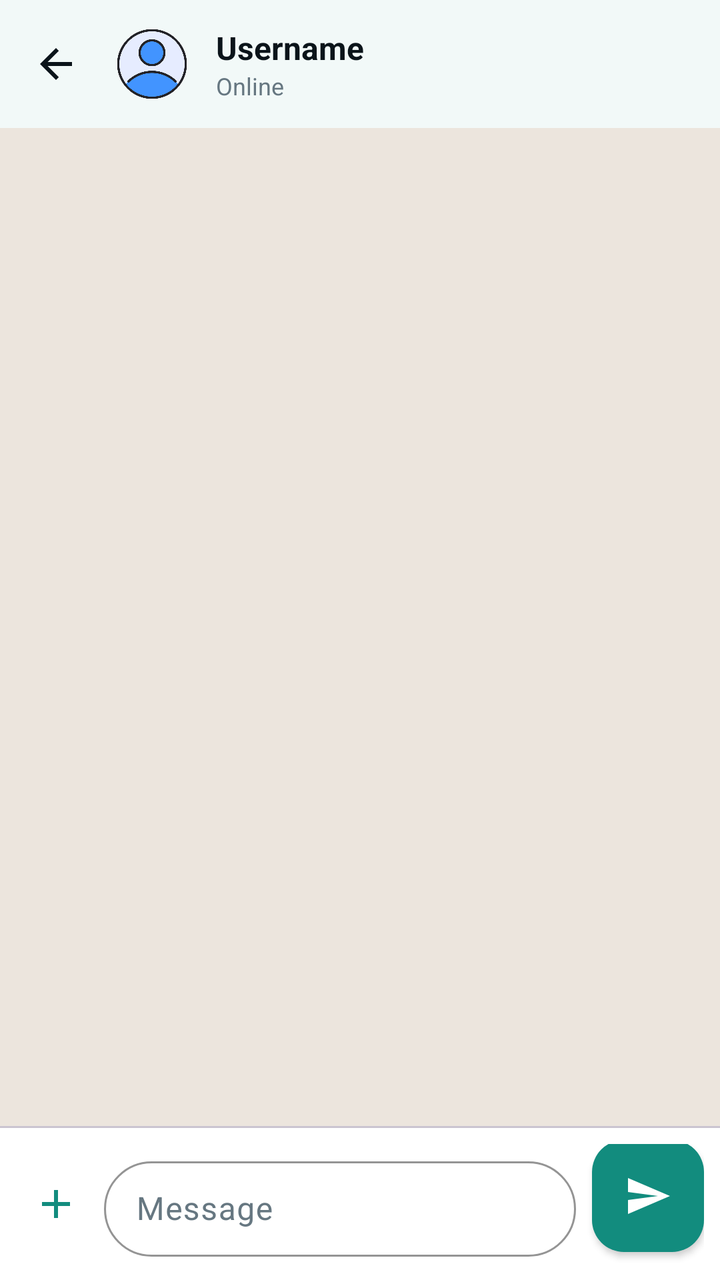
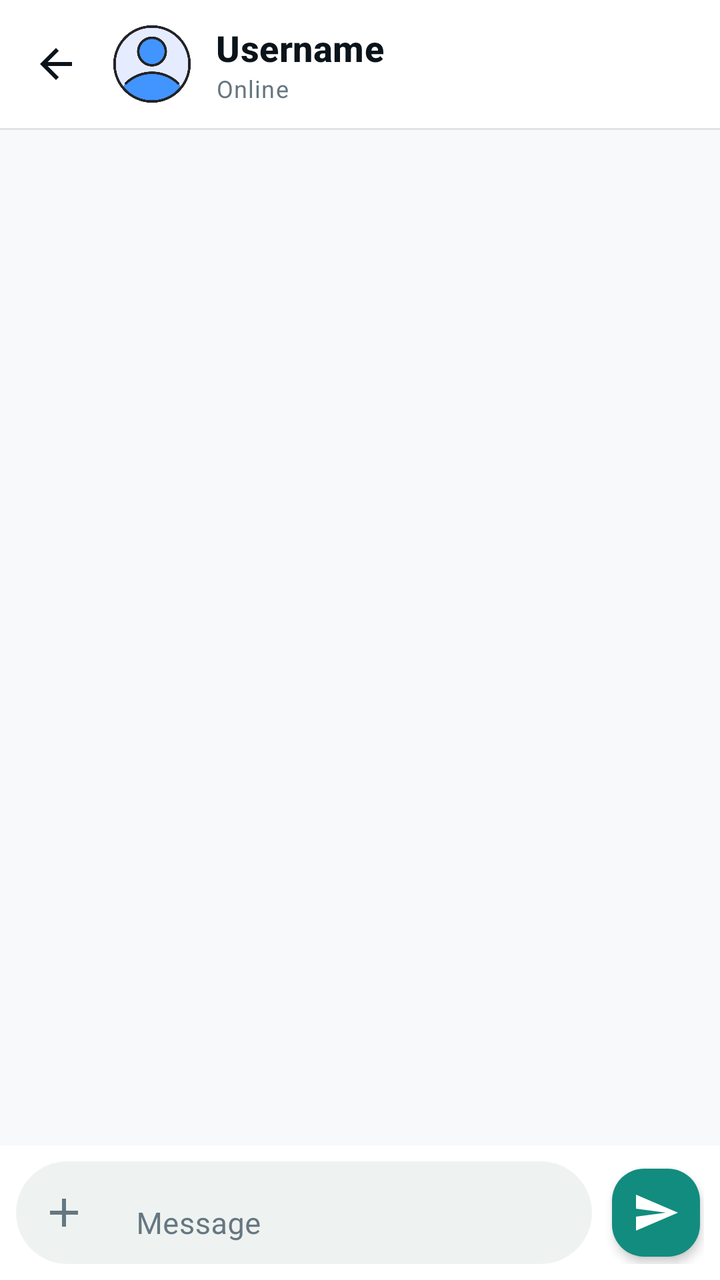

Compare the two renders of this Android layout. The source of the first and the diff that turns it into the second are given below.
<!-- AndroidManifest.xml: application theme Theme.GupShup -->
<!-- res/layout/activity_chat.xml -->
<?xml version="1.0" encoding="utf-8"?>
<LinearLayout xmlns:android="http://schemas.android.com/apk/res/android"
    xmlns:app="http://schemas.android.com/apk/res-auto"
    android:orientation="vertical"
    android:layout_width="match_parent"
    android:layout_height="match_parent"
    android:background="@color/chatBackground">

    
    <TextView
        android:id="@+id/offlineBanner"
        android:layout_width="match_parent"
        android:layout_height="wrap_content"
        android:background="#E53935"
        android:text="No internet connection"
        android:textColor="@android:color/white"
        android:textSize="12sp"
        android:textAlignment="center"
        android:paddingVertical="4dp"
        android:visibility="gone" />

    
    <com.google.android.material.appbar.MaterialToolbar
        android:id="@+id/chatToolbar"
        android:layout_width="match_parent"
        android:layout_height="?attr/actionBarSize"
        android:background="?attr/colorSurface"
        android:elevation="1dp"
        app:navigationIcon="@drawable/ic_arrow_back"
        app:navigationIconTint="?attr/colorOnSurface">

        <LinearLayout
            android:layout_width="match_parent"
            android:layout_height="match_parent"
            android:orientation="horizontal"
            android:gravity="center_vertical">

            <com.google.android.material.imageview.ShapeableImageView
                android:id="@+id/toolbarAvatar"
                android:layout_width="40dp"
                android:layout_height="40dp"
                android:scaleType="centerCrop"
                android:src="@drawable/ic_profile_placeholder"
                app:shapeAppearanceOverlay="@style/ShapeAppearance.Material3.Corner.Full"
                android:padding="2dp"
                android:visibility="visible"/>

            <LinearLayout
                android:layout_width="wrap_content"
                android:layout_height="wrap_content"
                android:orientation="vertical"
                android:layout_marginStart="12dp">

                <TextView
                    android:id="@+id/userNameText"
                    android:layout_width="wrap_content"
                    android:layout_height="wrap_content"
                    android:text="Username"
                    android:textColor="?attr/colorOnSurface"
                    android:textStyle="bold"
                    android:textSize="16sp"
                    android:maxLines="1"
                    android:ellipsize="end" />

                <TextView
                    android:id="@+id/userStatusText"
                    android:layout_width="wrap_content"
                    android:layout_height="wrap_content"
                    android:text="Online"
                    android:textColor="?attr/colorOnSurfaceVariant"
                    android:textSize="12sp"
                    android:maxLines="1" />
            </LinearLayout>
        </LinearLayout>
    </com.google.android.material.appbar.MaterialToolbar>

    
    <androidx.recyclerview.widget.RecyclerView
        android:id="@+id/recyclerView"
        android:layout_width="match_parent"
        android:layout_height="0dp"
        android:layout_weight="1"
        android:paddingHorizontal="8dp"
        android:paddingTop="8dp"
        android:clipToPadding="false"
        android:scrollbars="vertical" />

    
    <View
        android:layout_width="match_parent"
        android:layout_height="1dp"
        android:background="?attr/colorOutlineVariant" />

    
    <LinearLayout
        android:layout_width="match_parent"
        android:layout_height="wrap_content"
        android:orientation="horizontal"
        android:gravity="center_vertical"
        android:paddingHorizontal="8dp"
        android:paddingVertical="8dp"
        android:background="?attr/colorSurface">

        <ImageButton
            android:id="@+id/attachButton"
            android:layout_width="40dp"
            android:layout_height="40dp"
            android:background="?attr/selectableItemBackgroundBorderless"
            android:src="@drawable/ic_add_status"
            app:tint="?attr/colorPrimary"
            android:contentDescription="Attach Media"
            android:padding="8dp"
            android:layout_marginEnd="4dp" />

        <com.google.android.material.textfield.TextInputLayout
            android:id="@+id/inputLayout"
            android:layout_width="0dp"
            android:layout_height="wrap_content"
            android:layout_weight="1"
            android:hint="Message"
            app:boxBackgroundMode="outline"
            app:boxCornerRadiusTopStart="24dp"
            app:boxCornerRadiusTopEnd="24dp"
            app:boxCornerRadiusBottomStart="24dp"
            app:boxCornerRadiusBottomEnd="24dp"
            app:boxStrokeColor="?attr/colorPrimary"
            style="@style/Widget.Material3.TextInputLayout.OutlinedBox.Dense">

            <com.google.android.material.textfield.TextInputEditText
                android:id="@+id/messageInput"
                android:layout_width="match_parent"
                android:layout_height="wrap_content"
                android:inputType="textCapSentences|textMultiLine"
                android:maxLines="4"
                android:textColor="?attr/colorOnSurface" />
        </com.google.android.material.textfield.TextInputLayout>

        <com.google.android.material.floatingactionbutton.FloatingActionButton
            android:id="@+id/sendButton"
            android:layout_width="wrap_content"
            android:layout_height="wrap_content"
            android:layout_marginStart="8dp"
            android:layout_marginBottom="4dp"
            android:src="@drawable/ic_send"
            app:tint="?attr/colorOnPrimary"
            app:backgroundTint="?attr/colorPrimary"
            app:elevation="2dp"
            app:fabSize="mini" />

    </LinearLayout>

</LinearLayout>
<!-- resources referenced by this layout -->
<resources>
  <color name="chatBackground">#ECE5DD</color>
  <!-- drawable ic_add_status (drawable) -->
  <vector xmlns:android="http://schemas.android.com/apk/res/android"
      android:width="24dp"
      android:height="24dp"
      android:viewportWidth="24"
      android:viewportHeight="24">
    <path
        android:fillColor="@android:color/white"
        android:pathData="M19,13h-6v6h-2v-6H5v-2h6V5h2v6h6v2z"/>
  </vector>
  <!-- drawable ic_send (drawable) -->
  <?xml version="1.0" encoding="utf-8"?>
  <vector xmlns:android="http://schemas.android.com/apk/res/android"
      android:width="24dp"
      android:height="24dp"
      android:viewportWidth="24"
      android:viewportHeight="24">
      <path
          android:fillColor="@color/colorPrimary"
          android:pathData="M2.01,21L23,12 2.01,3 2,10 17,12 2,14z"/>
  </vector>
  <color name="colorPrimary">#128C7E</color>
  <color name="onPrimary">#FFFFFF</color>
  <color name="colorPrimaryContainer">#E7F9F1</color>
  <color name="onPrimaryContainer">#05362E</color>
  <color name="colorSecondary">#128C7E</color>
  <color name="onSecondary">#FFFFFF</color>
  <color name="colorSecondaryContainer">#E7F9F1</color>
  <color name="onSecondaryContainer">#05362E</color>
  <color name="colorTertiary">#075E54</color>
  <color name="onTertiary">#FFFFFF</color>
  <color name="colorTertiaryContainer">#D3E4FF</color>
  <color name="onTertiaryContainer">#041C35</color>
  <color name="background">#FFFFFF</color>
  <color name="surface">#FFFFFF</color>
  <color name="surfaceVariant">#EEF3F1</color>
  <color name="onSurface">#0B141A</color>
  <color name="onSurfaceVariant">#667781</color>
  <color name="outline">#E0E4E2</color>
  <color name="colorSurfaceContainer">#EEF3F1</color>
  <color name="colorSurfaceContainerLow">#F7F9FA</color>
  <color name="error">#D32F2F</color>
  <color name="onError">#FFFFFF</color>
  <color name="errorContainer">#FFDAD6</color>
  <color name="onErrorContainer">#410002</color>
  <!-- unchanged entries left out for length: 3 -->
</resources>

<!-- the commit's change to res/layout/activity_chat.xml (unified diff, before → after) -->
@@ -1,22 +1,22 @@
 <?xml version="1.0" encoding="utf-8"?>
 <LinearLayout xmlns:android="http://schemas.android.com/apk/res/android"
     xmlns:app="http://schemas.android.com/apk/res-auto"
-    android:orientation="vertical"
     android:layout_width="match_parent"
     android:layout_height="match_parent"
-    android:background="@color/chatBackground">
+    android:orientation="vertical"
+    android:background="@color/colorSurfaceContainerLow">
 
     
     <TextView
         android:id="@+id/offlineBanner"
         android:layout_width="match_parent"
         android:layout_height="wrap_content"
-        android:background="#E53935"
+        android:background="@color/error"
         android:text="No internet connection"
-        android:textColor="@android:color/white"
-        android:textSize="12sp"
-        android:textAlignment="center"
-        android:paddingVertical="4dp"
+        style="@style/TextAppearance.GupShup.Caption"
+        android:textColor="@color/onError"
+        android:gravity="center"
+        android:paddingVertical="@dimen/spacing_xs"
         android:visibility="gone" />
 
     
@@ -25,7 +25,7 @@
         android:layout_width="match_parent"
         android:layout_height="?attr/actionBarSize"
         android:background="?attr/colorSurface"
-        android:elevation="1dp"
+        app:elevation="@dimen/elevation_level_0"
         app:navigationIcon="@drawable/ic_arrow_back"
         app:navigationIconTint="?attr/colorOnSurface">
 
@@ -35,44 +35,52 @@
             android:orientation="horizontal"
             android:gravity="center_vertical">
 
+            
             <com.google.android.material.imageview.ShapeableImageView
                 android:id="@+id/toolbarAvatar"
                 android:layout_width="40dp"
                 android:layout_height="40dp"
                 android:scaleType="centerCrop"
                 android:src="@drawable/ic_profile_placeholder"
-                app:shapeAppearanceOverlay="@style/ShapeAppearance.Material3.Corner.Full"
-                android:padding="2dp"
-                android:visibility="visible"/>
+                app:shapeAppearanceOverlay="@style/CircleImage" />
 
+            
             <LinearLayout
-                android:layout_width="wrap_content"
+                android:layout_width="0dp"
                 android:layout_height="wrap_content"
+                android:layout_weight="1"
                 android:orientation="vertical"
-                android:layout_marginStart="12dp">
+                android:layout_marginStart="@dimen/spacing_md">
 
+                
                 <TextView
                     android:id="@+id/userNameText"
                     android:layout_width="wrap_content"
                     android:layout_height="wrap_content"
                     android:text="Username"
-                    android:textColor="?attr/colorOnSurface"
-                    android:textStyle="bold"
-                    android:textSize="16sp"
+                    style="@style/TextAppearance.GupShup.Title"
                     android:maxLines="1"
                     android:ellipsize="end" />
 
+                
                 <TextView
                     android:id="@+id/userStatusText"
                     android:layout_width="wrap_content"
                     android:layout_height="wrap_content"
                     android:text="Online"
-                    android:textColor="?attr/colorOnSurfaceVariant"
-                    android:textSize="12sp"
+                    style="@style/TextAppearance.GupShup.Caption"
+                    android:textColor="@color/onSurfaceVariant"
                     android:maxLines="1" />
             </LinearLayout>
+
         </LinearLayout>
     </com.google.android.material.appbar.MaterialToolbar>
+
+    
+    <View
+        android:layout_width="match_parent"
+        android:layout_height="1dp"
+        android:background="@color/outline" />
 
     
     <androidx.recyclerview.widget.RecyclerView
@@ -80,16 +88,11 @@
         android:layout_width="match_parent"
         android:layout_height="0dp"
         android:layout_weight="1"
-        android:paddingHorizontal="8dp"
-        android:paddingTop="8dp"
+        android:paddingHorizontal="@dimen/spacing_sm"
+        android:paddingTop="@dimen/spacing_sm"
+        android:paddingBottom="@dimen/spacing_sm"
         android:clipToPadding="false"
         android:scrollbars="vertical" />
-
-    
-    <View
-        android:layout_width="match_parent"
-        android:layout_height="1dp"
-        android:background="?attr/colorOutlineVariant" />
 
     
     <LinearLayout
@@ -97,55 +100,68 @@
         android:layout_height="wrap_content"
         android:orientation="horizontal"
         android:gravity="center_vertical"
-        android:paddingHorizontal="8dp"
-        android:paddingVertical="8dp"
+        android:paddingHorizontal="@dimen/spacing_sm"
+        android:paddingVertical="@dimen/spacing_sm"
         android:background="?attr/colorSurface">
 
-        <ImageButton
-            android:id="@+id/attachButton"
-            android:layout_width="40dp"
-            android:layout_height="40dp"
-            android:background="?attr/selectableItemBackgroundBorderless"
-            android:src="@drawable/ic_add_status"
-            app:tint="?attr/colorPrimary"
-            android:contentDescription="Attach Media"
-            android:padding="8dp"
-            android:layout_marginEnd="4dp" />
-
-        <com.google.android.material.textfield.TextInputLayout
-            android:id="@+id/inputLayout"
+        
+        <LinearLayout
             android:layout_width="0dp"
             android:layout_height="wrap_content"
             android:layout_weight="1"
-            android:hint="Message"
-            app:boxBackgroundMode="outline"
-            app:boxCornerRadiusTopStart="24dp"
-            app:boxCornerRadiusTopEnd="24dp"
-            app:boxCornerRadiusBottomStart="24dp"
-            app:boxCornerRadiusBottomEnd="24dp"
-            app:boxStrokeColor="?attr/colorPrimary"
-            style="@style/Widget.Material3.TextInputLayout.OutlinedBox.Dense">
+            android:orientation="horizontal"
+            android:gravity="center_vertical"
+            android:background="@drawable/bg_input_pill"
+            android:paddingHorizontal="@dimen/spacing_xs"
+            android:paddingVertical="2dp">
 
-            <com.google.android.material.textfield.TextInputEditText
-                android:id="@+id/messageInput"
-                android:layout_width="match_parent"
+            
+            <ImageButton
+                android:id="@+id/attachButton"
+                android:layout_width="40dp"
+                android:layout_height="40dp"
+                android:background="?attr/selectableItemBackgroundBorderless"
+                android:src="@drawable/ic_add_status"
+                app:tint="@color/onSurfaceVariant"
+                android:contentDescription="Attach Media"
+                android:padding="@dimen/spacing_sm" />
+
+            
+            <com.google.android.material.textfield.TextInputLayout
+                android:id="@+id/inputLayout"
+                android:layout_width="0dp"
                 android:layout_height="wrap_content"
-                android:inputType="textCapSentences|textMultiLine"
-                android:maxLines="4"
-                android:textColor="?attr/colorOnSurface" />
-        </com.google.android.material.textfield.TextInputLayout>
+                android:layout_weight="1"
+                android:hint="Message"
+                app:boxBackgroundMode="none"
+                app:hintAnimationEnabled="false">
 
+                <com.google.android.material.textfield.TextInputEditText
+                    android:id="@+id/messageInput"
+                    android:layout_width="match_parent"
+                    android:layout_height="wrap_content"
+                    android:background="@null"
+                    android:inputType="textCapSentences|textMultiLine"
+                    android:maxLines="4"
+                    android:paddingVertical="@dimen/spacing_sm"
+                    style="@style/TextAppearance.GupShup.Body" />
+            </com.google.android.material.textfield.TextInputLayout>
+
+        </LinearLayout>
+
+        
         <com.google.android.material.floatingactionbutton.FloatingActionButton
             android:id="@+id/sendButton"
-            android:layout_width="wrap_content"
-            android:layout_height="wrap_content"
-            android:layout_marginStart="8dp"
-            android:layout_marginBottom="4dp"
+            android:layout_width="44dp"
+            android:layout_height="44dp"
+            android:layout_marginStart="@dimen/spacing_sm"
             android:src="@drawable/ic_send"
-            app:tint="?attr/colorOnPrimary"
-            app:backgroundTint="?attr/colorPrimary"
-            app:elevation="2dp"
-            app:fabSize="mini" />
+            app:tint="@color/white"
+            app:backgroundTint="@color/colorPrimary"
+            app:elevation="@dimen/elevation_level_2"
+            app:fabCustomSize="44dp"
+            app:fabSize="normal"
+            android:contentDescription="Send Message" />
 
     </LinearLayout>
 
<!-- resource entries referenced after the edit -->
@@ -1,6 +1,5 @@
 <!-- resources referenced by this layout -->
 <resources>
-  <color name="chatBackground">#ECE5DD</color>
   <!-- drawable ic_add_status (drawable) -->
   <vector xmlns:android="http://schemas.android.com/apk/res/android"
       android:width="24dp"
@@ -22,6 +21,28 @@
           android:fillColor="@color/colorPrimary"
           android:pathData="M2.01,21L23,12 2.01,3 2,10 17,12 2,14z"/>
   </vector>
+  <style name="CircleImage" parent="ShapeAppearance.Material3.Corner.Full">
+          <item name="cornerFamily">rounded</item>
+          <item name="cornerSize">50%</item>
+      </style>
+  <style name="TextAppearance.GupShup.Body" parent="TextAppearance.Material3.BodyMedium">
+          <item name="android:textSize">15sp</item>
+          <item name="android:fontFamily">@font/google_sans</item>
+          <item name="android:lineSpacingExtra">7sp</item> 
+          <item name="android:textColor">?attr/colorOnSurface</item>
+      </style>
+  <style name="TextAppearance.GupShup.Caption" parent="TextAppearance.Material3.BodySmall">
+          <item name="android:textSize">12sp</item>
+          <item name="android:fontFamily">@font/google_sans</item>
+          <item name="android:textColor">?attr/colorOnSurfaceVariant</item>
+      </style>
+  <style name="TextAppearance.GupShup.Title" parent="TextAppearance.Material3.TitleMedium">
+          <item name="android:textSize">18sp</item>
+          <item name="android:textStyle">bold</item>
+          <item name="android:fontFamily">@font/google_sans_medium</item>
+          <item name="android:textColor">?attr/colorOnSurface</item>
+      </style>
+  <color name="colorSurfaceContainerHigh">#EEF3F1</color>
   <color name="colorPrimary">#128C7E</color>
   <color name="onPrimary">#FFFFFF</color>
   <color name="colorPrimaryContainer">#E7F9F1</color>
@@ -40,6 +61,19 @@
   <color name="onSurface">#0B141A</color>
   <color name="onSurfaceVariant">#667781</color>
   <color name="outline">#E0E4E2</color>
+  <color name="white">#FFFFFF</color>
+  <dimen name="elevation_level_0">0dp</dimen>
+  <dimen name="elevation_level_2">3dp</dimen>
+  <dimen name="spacing_md">12dp</dimen>
+  <dimen name="spacing_sm">8dp</dimen>
+  <dimen name="spacing_xs">4dp</dimen>
+  <!-- drawable bg_input_pill (drawable) -->
+  <?xml version="1.0" encoding="utf-8"?>
+  <shape xmlns:android="http://schemas.android.com/apk/res/android"
+      android:shape="rectangle">
+      <solid android:color="@color/colorSurfaceContainerHigh" />
+      <corners android:radius="28dp" />
+  </shape>
   <color name="colorSurfaceContainer">#EEF3F1</color>
   <color name="colorSurfaceContainerLow">#F7F9FA</color>
   <color name="error">#D32F2F</color>
